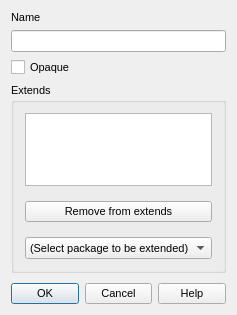
Above: lavape/src/LavaPE_UI/idd_packagebox.ui from berkus/lavape before the change. Below: the same form after it.
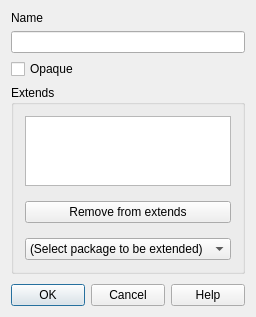
That is the form after the change.

What changed in the file:
```diff
--- a/lavape/src/LavaPE_UI/idd_packagebox.ui
+++ b/lavape/src/LavaPE_UI/idd_packagebox.ui
@@ -20,17 +20,6 @@
     <verstretch>0</verstretch>
    </sizepolicy>
   </property>
-  <property name="font" >
-   <font>
-    <family>MS Shell Dlg</family>
-    <pointsize>8</pointsize>
-    <weight>50</weight>
-    <italic>false</italic>
-    <bold>false</bold>
-    <underline>false</underline>
-    <strikeout>false</strikeout>
-   </font>
-  </property>
   <property name="windowTitle" >
    <string>Package</string>
   </property>
```
